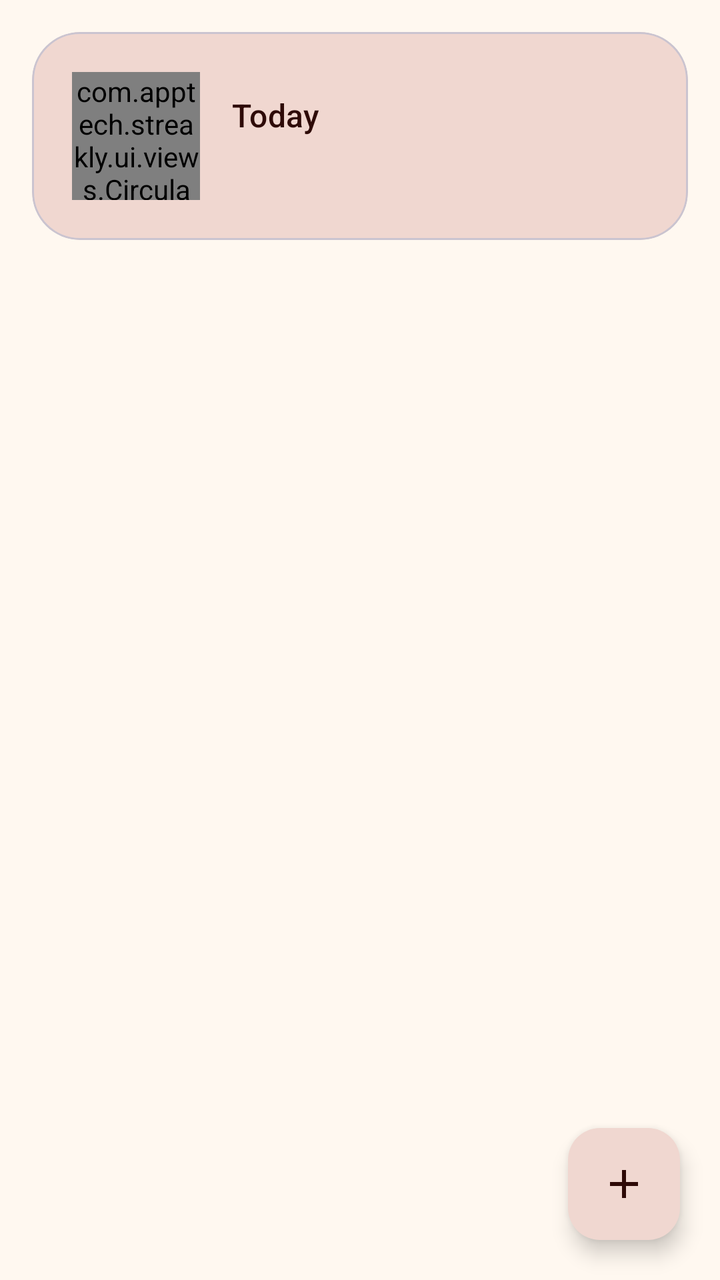
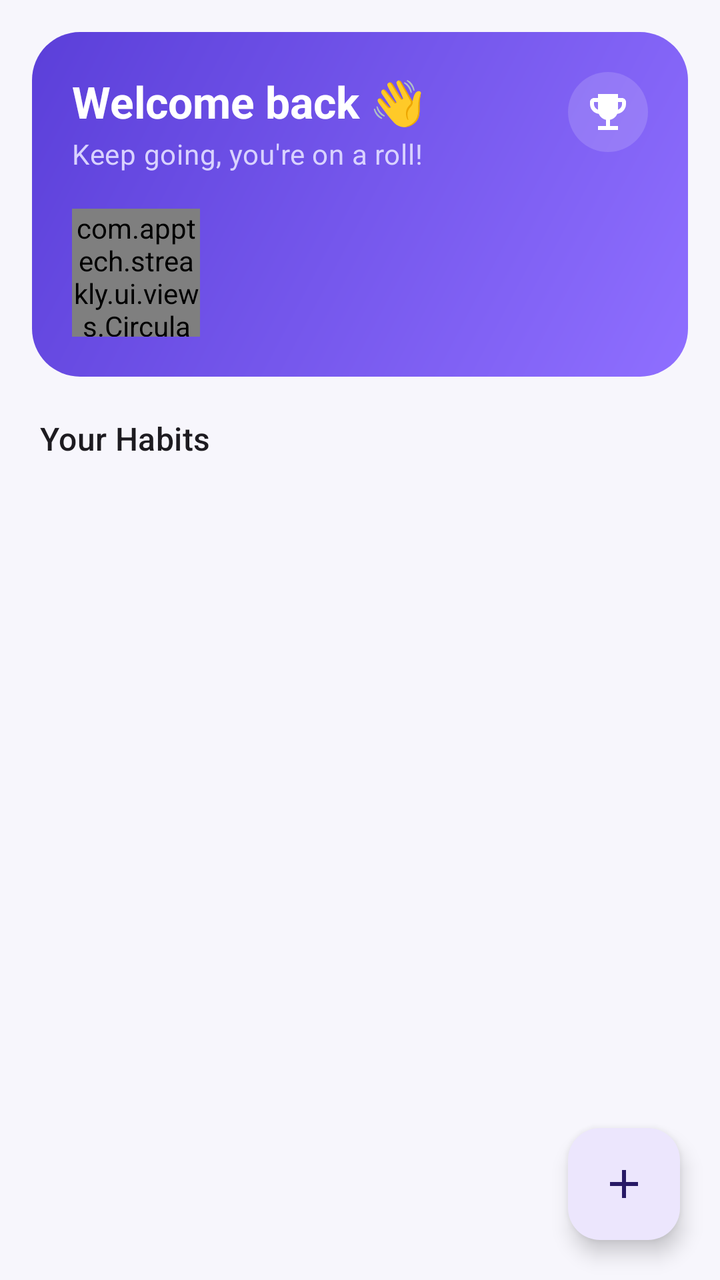

An Android layout rendered at two revisions. The XML below is the earlier revision; the diff shows what the commit changed to produce the second picture.
<!-- AndroidManifest.xml: application theme Theme.Streakly -->
<!-- res/layout/fragment_today.xml -->
<?xml version="1.0" encoding="utf-8"?>
<androidx.constraintlayout.widget.ConstraintLayout xmlns:android="http://schemas.android.com/apk/res/android"
    xmlns:app="http://schemas.android.com/apk/res-auto"
    android:layout_width="match_parent"
    android:layout_height="match_parent"
    android:background="?attr/colorSurface">

    <com.google.android.material.card.MaterialCardView
        android:id="@+id/header_card"
        android:layout_width="0dp"
        android:layout_height="wrap_content"
        android:layout_marginStart="16dp"
        android:layout_marginTop="16dp"
        android:layout_marginEnd="16dp"
        app:cardCornerRadius="24dp"
        app:cardElevation="0dp"
        app:cardBackgroundColor="?attr/colorPrimaryContainer"
        app:layout_constraintTop_toTopOf="parent"
        app:layout_constraintStart_toStartOf="parent"
        app:layout_constraintEnd_toEndOf="parent">

        <LinearLayout
            android:layout_width="match_parent"
            android:layout_height="wrap_content"
            android:orientation="horizontal"
            android:padding="20dp"
            android:gravity="center_vertical">

            <com.apptech.streakly.ui.views.CircularProgressView
                android:id="@+id/today_progress_ring"
                android:layout_width="64dp"
                android:layout_height="64dp" />

            <LinearLayout
                android:layout_width="0dp"
                android:layout_height="wrap_content"
                android:layout_weight="1"
                android:layout_marginStart="16dp"
                android:orientation="vertical">

                <TextView
                    android:id="@+id/today_date_text"
                    style="?attr/textAppearanceTitleMedium"
                    android:textColor="?attr/colorOnPrimaryContainer"
                    android:layout_width="wrap_content"
                    android:layout_height="wrap_content"
                    android:text="@string/today_title" />

                <TextView
                    android:id="@+id/today_completion_text"
                    style="?attr/textAppearanceBodyMedium"
                    android:textColor="?attr/colorOnPrimaryContainer"
                    android:layout_width="wrap_content"
                    android:layout_height="wrap_content"
                    android:layout_marginTop="2dp" />
            </LinearLayout>
        </LinearLayout>
    </com.google.android.material.card.MaterialCardView>

    <androidx.recyclerview.widget.RecyclerView
        android:id="@+id/habit_recycler"
        android:layout_width="0dp"
        android:layout_height="0dp"
        android:clipToPadding="false"
        android:paddingBottom="88dp"
        app:layout_constraintTop_toBottomOf="@id/header_card"
        app:layout_constraintStart_toStartOf="parent"
        app:layout_constraintEnd_toEndOf="parent"
        app:layout_constraintBottom_toBottomOf="parent" />

    <LinearLayout
        android:id="@+id/empty_state"
        android:layout_width="0dp"
        android:layout_height="0dp"
        android:orientation="vertical"
        android:gravity="center"
        android:visibility="gone"
        app:layout_constraintTop_toBottomOf="@id/header_card"
        app:layout_constraintStart_toStartOf="parent"
        app:layout_constraintEnd_toEndOf="parent"
        app:layout_constraintBottom_toBottomOf="parent">

        <TextView
            style="?attr/textAppearanceTitleLarge"
            android:layout_width="wrap_content"
            android:layout_height="wrap_content"
            android:text="@string/today_empty_title" />

        <TextView
            style="?attr/textAppearanceBodyMedium"
            android:textColor="?attr/colorOnSurfaceVariant"
            android:layout_width="wrap_content"
            android:layout_height="wrap_content"
            android:layout_marginTop="8dp"
            android:text="@string/today_empty_subtitle" />
    </LinearLayout>

    <com.google.android.material.floatingactionbutton.FloatingActionButton
        android:id="@+id/fab_add_habit"
        android:layout_width="wrap_content"
        android:layout_height="wrap_content"
        android:layout_marginEnd="20dp"
        android:layout_marginBottom="20dp"
        android:contentDescription="@string/add_habit_title"
        app:srcCompat="@drawable/ic_add"
        app:layout_constraintEnd_toEndOf="parent"
        app:layout_constraintBottom_toBottomOf="parent" />

    <com.apptech.streakly.ui.views.ConfettiView
        android:id="@+id/confetti_view"
        android:layout_width="0dp"
        android:layout_height="0dp"
        android:visibility="gone"
        app:layout_constraintTop_toTopOf="parent"
        app:layout_constraintStart_toStartOf="parent"
        app:layout_constraintEnd_toEndOf="parent"
        app:layout_constraintBottom_toBottomOf="parent" />

</androidx.constraintlayout.widget.ConstraintLayout>
<!-- resources referenced by this layout -->
<resources>
  <string name="today_title">Today</string>
  <style name="Theme.Streakly" parent="Theme.Material3.DayNight.NoActionBar">
          <item name="colorPrimary">@color/md_primary</item>
          <item name="colorOnPrimary">@color/md_on_primary</item>
          <item name="colorPrimaryContainer">@color/md_primary_container</item>
          <item name="colorOnPrimaryContainer">@color/md_on_primary_container</item>
  
          <item name="colorSecondary">@color/md_secondary</item>
          <item name="colorSecondaryContainer">@color/md_secondary_container</item>
  
          <item name="android:colorBackground">@color/md_background</item>
          <item name="colorSurface">@color/md_surface</item>
          <item name="colorSurfaceVariant">@color/md_surface_variant</item>
          <item name="colorSurfaceContainer">@color/md_surface_container</item>
          <item name="colorOnSurface">@color/md_on_surface</item>
          <item name="colorOnSurfaceVariant">@color/md_on_surface_variant</item>
          <item name="colorOutline">@color/md_outline</item>
  
          <item name="android:statusBarColor" tools:targetApi="21">@android:color/transparent</item>
          <item name="android:navigationBarColor" tools:targetApi="21">@android:color/transparent</item>
          <item name="android:windowLightStatusBar" tools:targetApi="23">true</item>
      </style>
  <color name="md_primary">#92140C</color>
  <color name="md_on_primary">#FFF8F0</color>
  <color name="md_primary_container">#F0D7D0</color>
  <color name="md_on_primary_container">#2E0A07</color>
  <color name="md_secondary">#1E1E24</color>
  <color name="md_secondary_container">#E4E3E6</color>
  <color name="md_background">#FFF8F0</color>
  <color name="md_surface">#FFF8F0</color>
  <color name="md_surface_variant">#EAE6E3</color>
  <color name="md_surface_container">#F2ECE8</color>
  <color name="md_on_surface">#1E1E24</color>
  <color name="md_on_surface_variant">#5C5650</color>
  <color name="md_outline">#8A827A</color>
  <!-- unchanged entries left out for length: 4 -->
</resources>

<!-- the commit's change to res/layout/fragment_today.xml (unified diff, before → after) -->
@@ -3,67 +3,99 @@
     xmlns:app="http://schemas.android.com/apk/res-auto"
     android:layout_width="match_parent"
     android:layout_height="match_parent"
-    android:background="?attr/colorSurface">
+    android:background="?android:attr/colorBackground">
 
-    <com.google.android.material.card.MaterialCardView
+    <androidx.constraintlayout.widget.ConstraintLayout
         android:id="@+id/header_card"
         android:layout_width="0dp"
         android:layout_height="wrap_content"
         android:layout_marginStart="16dp"
         android:layout_marginTop="16dp"
         android:layout_marginEnd="16dp"
-        app:cardCornerRadius="24dp"
-        app:cardElevation="0dp"
-        app:cardBackgroundColor="?attr/colorPrimaryContainer"
+        android:background="@drawable/bg_gradient_hero"
+        android:padding="20dp"
         app:layout_constraintTop_toTopOf="parent"
         app:layout_constraintStart_toStartOf="parent"
         app:layout_constraintEnd_toEndOf="parent">
 
-        <LinearLayout
-            android:layout_width="match_parent"
+        <TextView
+            android:id="@+id/today_date_text"
+            style="?attr/textAppearanceTitleLarge"
+            android:textColor="@color/white"
+            android:textStyle="bold"
+            android:layout_width="0dp"
             android:layout_height="wrap_content"
-            android:orientation="horizontal"
-            android:padding="20dp"
-            android:gravity="center_vertical">
+            android:text="@string/today_greeting"
+            app:layout_constraintTop_toTopOf="parent"
+            app:layout_constraintStart_toStartOf="parent"
+            app:layout_constraintEnd_toStartOf="@id/btn_streaks" />
 
-            <com.apptech.streakly.ui.views.CircularProgressView
-                android:id="@+id/today_progress_ring"
-                android:layout_width="64dp"
-                android:layout_height="64dp" />
+        <ImageButton
+            android:id="@+id/btn_streaks"
+            android:layout_width="40dp"
+            android:layout_height="40dp"
+            android:background="@drawable/bg_pill_white_15"
+            android:padding="9dp"
+            android:src="@drawable/ic_trophy"
+            app:tint="@color/white"
+            android:contentDescription="@string/streaks_title"
+            app:layout_constraintTop_toTopOf="parent"
+            app:layout_constraintEnd_toEndOf="parent" />
 
-            <LinearLayout
-                android:layout_width="0dp"
-                android:layout_height="wrap_content"
-                android:layout_weight="1"
-                android:layout_marginStart="16dp"
-                android:orientation="vertical">
+        <TextView
+            android:id="@+id/today_greeting_subtitle"
+            style="?attr/textAppearanceBodyMedium"
+            android:textColor="#D9D2FF"
+            android:layout_width="0dp"
+            android:layout_height="wrap_content"
+            android:layout_marginTop="2dp"
+            android:text="@string/today_greeting_subtitle"
+            app:layout_constraintTop_toBottomOf="@id/today_date_text"
+            app:layout_constraintStart_toStartOf="parent"
+            app:layout_constraintEnd_toEndOf="parent" />
 
-                <TextView
-                    android:id="@+id/today_date_text"
-                    style="?attr/textAppearanceTitleMedium"
-                    android:textColor="?attr/colorOnPrimaryContainer"
-                    android:layout_width="wrap_content"
-                    android:layout_height="wrap_content"
-                    android:text="@string/today_title" />
+        <com.apptech.streakly.ui.views.CircularProgressView
+            android:id="@+id/today_progress_ring"
+            android:layout_width="64dp"
+            android:layout_height="64dp"
+            android:layout_marginTop="18dp"
+            app:layout_constraintTop_toBottomOf="@id/today_greeting_subtitle"
+            app:layout_constraintStart_toStartOf="parent"
+            app:layout_constraintBottom_toBottomOf="parent" />
 
-                <TextView
-                    android:id="@+id/today_completion_text"
-                    style="?attr/textAppearanceBodyMedium"
-                    android:textColor="?attr/colorOnPrimaryContainer"
-                    android:layout_width="wrap_content"
-                    android:layout_height="wrap_content"
-                    android:layout_marginTop="2dp" />
-            </LinearLayout>
-        </LinearLayout>
-    </com.google.android.material.card.MaterialCardView>
+        <TextView
+            android:id="@+id/today_completion_text"
+            style="?attr/textAppearanceBodyMedium"
+            android:textColor="@color/white"
+            android:layout_width="0dp"
+            android:layout_height="wrap_content"
+            android:layout_marginStart="16dp"
+            app:layout_constraintTop_toTopOf="@id/today_progress_ring"
+            app:layout_constraintBottom_toBottomOf="@id/today_progress_ring"
+            app:layout_constraintStart_toEndOf="@id/today_progress_ring"
+            app:layout_constraintEnd_toEndOf="parent" />
+
+    </androidx.constraintlayout.widget.ConstraintLayout>
+
+    <TextView
+        android:id="@+id/today_habits_title"
+        style="?attr/textAppearanceTitleMedium"
+        android:layout_width="wrap_content"
+        android:layout_height="wrap_content"
+        android:layout_marginStart="20dp"
+        android:layout_marginTop="20dp"
+        android:text="@string/today_your_habits"
+        app:layout_constraintTop_toBottomOf="@id/header_card"
+        app:layout_constraintStart_toStartOf="parent" />
 
     <androidx.recyclerview.widget.RecyclerView
         android:id="@+id/habit_recycler"
         android:layout_width="0dp"
         android:layout_height="0dp"
         android:clipToPadding="false"
+        android:paddingTop="8dp"
         android:paddingBottom="88dp"
-        app:layout_constraintTop_toBottomOf="@id/header_card"
+        app:layout_constraintTop_toBottomOf="@id/today_habits_title"
         app:layout_constraintStart_toStartOf="parent"
         app:layout_constraintEnd_toEndOf="parent"
         app:layout_constraintBottom_toBottomOf="parent" />
@@ -75,7 +107,7 @@
         android:orientation="vertical"
         android:gravity="center"
         android:visibility="gone"
-        app:layout_constraintTop_toBottomOf="@id/header_card"
+        app:layout_constraintTop_toBottomOf="@id/today_habits_title"
         app:layout_constraintStart_toStartOf="parent"
         app:layout_constraintEnd_toEndOf="parent"
         app:layout_constraintBottom_toBottomOf="parent">
@@ -106,6 +138,19 @@
         app:layout_constraintEnd_toEndOf="parent"
         app:layout_constraintBottom_toBottomOf="parent" />
 
+    <com.airbnb.lottie.LottieAnimationView
+        android:id="@+id/celebration_lottie"
+        android:layout_width="220dp"
+        android:layout_height="220dp"
+        android:visibility="gone"
+        app:lottie_rawRes="@raw/success_pop"
+        app:lottie_autoPlay="false"
+        app:lottie_loop="false"
+        app:layout_constraintTop_toTopOf="parent"
+        app:layout_constraintBottom_toBottomOf="parent"
+        app:layout_constraintStart_toStartOf="parent"
+        app:layout_constraintEnd_toEndOf="parent" />
+
     <com.apptech.streakly.ui.views.ConfettiView
         android:id="@+id/confetti_view"
         android:layout_width="0dp"
<!-- resource entries referenced after the edit -->
@@ -1,6 +1,39 @@
 <!-- resources referenced by this layout -->
 <resources>
-  <string name="today_title">Today</string>
+  <color name="white">#FFFFFF</color>
+  <!-- drawable bg_gradient_hero (drawable) -->
+  <?xml version="1.0" encoding="utf-8"?>
+  <shape xmlns:android="http://schemas.android.com/apk/res/android"
+      android:shape="rectangle">
+      <corners android:radius="24dp" />
+      <gradient
+          android:angle="135"
+          android:startColor="@color/gradient_primary_start"
+          android:endColor="@color/gradient_primary_end"
+          android:type="linear" />
+  </shape>
+  <!-- drawable bg_pill_white_15 (drawable) -->
+  <?xml version="1.0" encoding="utf-8"?>
+  <shape xmlns:android="http://schemas.android.com/apk/res/android"
+      android:shape="rectangle">
+      <corners android:radius="999dp" />
+      <solid android:color="#26FFFFFF" />
+  </shape>
+  <!-- drawable ic_trophy (drawable) -->
+  <?xml version="1.0" encoding="utf-8"?>
+  <vector xmlns:android="http://schemas.android.com/apk/res/android"
+      android:width="24dp"
+      android:height="24dp"
+      android:viewportWidth="24"
+      android:viewportHeight="24">
+      <path
+          android:fillColor="#FF000000"
+          android:pathData="M19,5h-2V3H7v2H5C3.9,5 3,5.9 3,7v1c0,2.55 1.92,4.63 4.39,4.94c0.63,1.5 1.98,2.63 3.61,2.96V19H7v2h10v-2h-4v-3.1c1.63,-0.33 2.98,-1.46 3.61,-2.96C19.08,12.63 21,10.55 21,8V7C21,5.9 20.1,5 19,5zM5,8V7h2v3.82C5.84,10.4 5,9.3 5,8zM19,8c0,1.3 -0.84,2.4 -2,2.82V7h2V8z" />
+  </vector>
+  <string name="streaks_title">Streaks &amp; Awards</string>
+  <string name="today_greeting">Welcome back 👋</string>
+  <string name="today_greeting_subtitle">Keep going, you\'re on a roll!</string>
+  <string name="today_your_habits">Your Habits</string>
   <style name="Theme.Streakly" parent="Theme.Material3.DayNight.NoActionBar">
           <item name="colorPrimary">@color/md_primary</item>
           <item name="colorOnPrimary">@color/md_on_primary</item>
@@ -18,23 +51,45 @@
           <item name="colorOnSurfaceVariant">@color/md_on_surface_variant</item>
           <item name="colorOutline">@color/md_outline</item>
   
+          <item name="bottomNavigationStyle">@style/Widget.Streakly.BottomNavigationView</item>
+          <item name="materialCardViewStyle">@style/Widget.Streakly.CardView</item>
+  
           <item name="android:statusBarColor" tools:targetApi="21">@android:color/transparent</item>
           <item name="android:navigationBarColor" tools:targetApi="21">@android:color/transparent</item>
           <item name="android:windowLightStatusBar" tools:targetApi="23">true</item>
       </style>
-  <color name="md_primary">#92140C</color>
-  <color name="md_on_primary">#FFF8F0</color>
-  <color name="md_primary_container">#F0D7D0</color>
-  <color name="md_on_primary_container">#2E0A07</color>
-  <color name="md_secondary">#1E1E24</color>
-  <color name="md_secondary_container">#E4E3E6</color>
-  <color name="md_background">#FFF8F0</color>
-  <color name="md_surface">#FFF8F0</color>
-  <color name="md_surface_variant">#EAE6E3</color>
-  <color name="md_surface_container">#F2ECE8</color>
-  <color name="md_on_surface">#1E1E24</color>
-  <color name="md_on_surface_variant">#5C5650</color>
-  <color name="md_outline">#8A827A</color>
+  <color name="gradient_primary_start">#8F6FFF</color>
+  <color name="gradient_primary_end">#5B3FD9</color>
+  <color name="md_primary">#6C4FEB</color>
+  <color name="md_on_primary">#FFFFFF</color>
+  <color name="md_primary_container">#ECE6FD</color>
+  <color name="md_on_primary_container">#281A66</color>
+  <color name="md_secondary">#4A4660</color>
+  <color name="md_secondary_container">#F1EEFB</color>
+  <color name="md_background">#F7F6FC</color>
+  <color name="md_surface">#FFFFFF</color>
+  <color name="md_surface_variant">#EFEBFB</color>
+  <color name="md_surface_container">#F5F3FC</color>
+  <color name="md_on_surface">#1C1B29</color>
+  <color name="md_on_surface_variant">#6B6880</color>
+  <color name="md_outline">#D8D4EC</color>
+  <style name="Widget.Streakly.BottomNavigationView" parent="Widget.Material3.BottomNavigationView">
+          <item name="android:background">?attr/colorSurface</item>
+          <item name="elevation">0dp</item>
+          <item name="itemIconTint">@color/bottom_nav_item_color</item>
+          <item name="itemTextColor">@color/bottom_nav_item_color</item>
+          <item name="itemActiveIndicatorStyle">@style/Widget.Streakly.BottomNavigationView.ActiveIndicator</item>
+          <item name="labelVisibilityMode">labeled</item>
+      </style>
+  <style name="Widget.Streakly.CardView" parent="Widget.Material3.CardView.Filled">
+          <item name="cardElevation">0dp</item>
+          <item name="cardCornerRadius">20dp</item>
+          <item name="strokeWidth">0dp</item>
+      </style>
+  <style name="Widget.Streakly.BottomNavigationView.ActiveIndicator" parent="Widget.Material3.BottomNavigationView.ActiveIndicator">
+          <item name="android:color">@color/bottom_nav_indicator</item>
+      </style>
+  <color name="bottom_nav_indicator">#ECE6FD</color>
   <!-- unchanged entries left out for length: 4 -->
 </resources>
 
